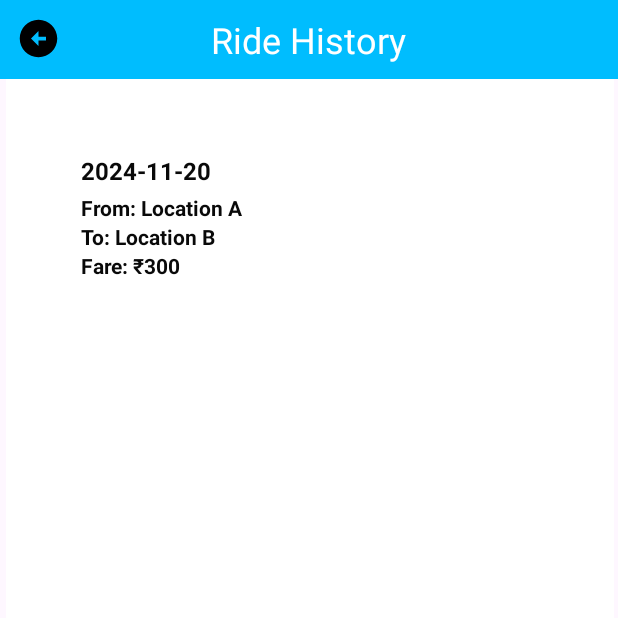
After one commit to vkalwaghe/android_dev, an Android app: the RideHistoryActivity screen opened directly, with no data from a screen before it, on a phone screen of 412 x 824 dp, the top half of it. The commit adds this screen. Run offline under Robolectric (Android 15) with nearby library versions, the phone set to English and light mode, and no system bars.

Commit message:
Commit from Vaishnavi

```diff
--- a/app/src/main/AndroidManifest.xml
+++ b/app/src/main/AndroidManifest.xml
@@ -26,7 +26,8 @@
 
         <!-- Other Activities -->
         <activity android:name=".ScanQRActivity" android:exported="false" />
-        <activity android:name=".AccountActivity" android:exported="false" />
+        <activity android:name=".activities.AccountPageActivity" android:exported="false" />
+        <activity android:name=".activities.RideHistoryActivity" />
         <activity android:name=".MainActivity" android:exported="false" />
         <activity android:name=".ProfileActivity" android:exported="false" />
         <activity
--- a/app/src/main/java/com/sanjivani/shirditaxi/AccountActivity.kt
+++ b/app/src/main/java/com/sanjivani/shirditaxi/AccountActivity.kt
@@ -18,6 +18,7 @@ import androidx.activity.result.contract.ActivityResultContracts
 import androidx.appcompat.app.AppCompatActivity
 import androidx.core.content.ContextCompat
 import com.google.firebase.auth.FirebaseAuth
+import com.sanjivani.shirditaxi.activities.RideHistoryActivity
 
 class AccountPageActivity : AppCompatActivity() {
 
@@ -31,7 +32,7 @@ class AccountPageActivity : AppCompatActivity() {
         setContentView(R.layout.activity_account)
 
         // Initialize views
-        val backButton: ImageButton = findViewById(R.id.backButton)
+        val completedRidesButton: Button=findViewById(R.id.completedRidesButton)
         val changeProfilePhotoButton: Button = findViewById(R.id.changeProfilePhotoButton)
         val myProfileButton: Button = findViewById(R.id.myProfileButton)
         val paymentStatusButton: Button = findViewById(R.id.paymentStatusButton)
@@ -47,13 +48,18 @@ class AccountPageActivity : AppCompatActivity() {
         loadProfileImage()
 
         // Back button logic
+        val backButton: ImageButton = findViewById(R.id.backButton)
         backButton.setOnClickListener {
             finish()
         }
 
-        // Navigate to ProfileActivity
         myProfileButton.setOnClickListener {
             val intent = Intent(this, ProfileActivity::class.java)
+            startActivity(intent)
+        }
+
+        completedRidesButton.setOnClickListener {
+            val intent = Intent(this, RideHistoryActivity::class.java)
             startActivity(intent)
         }
 
--- /dev/null
+++ b/app/src/main/java/com/sanjivani/shirditaxi/HomeACtivity.kt
@@ -0,0 +1,21 @@
+package com.sanjivani.shirditaxi.activities
+
+import android.content.Intent
+import android.os.Bundle
+import android.widget.Button
+import androidx.appcompat.app.AppCompatActivity
+import com.sanjivani.shirditaxi.R
+
+class AccountPageActivity : AppCompatActivity() {
+
+    override fun onCreate(savedInstanceState: Bundle?) {
+        super.onCreate(savedInstanceState)
+        setContentView(R.layout.activity_account)
+
+        val rideHistoryButton: Button = findViewById(R.id.completedRidesButton)
+        rideHistoryButton.setOnClickListener {
+            val intent = Intent(this, RideHistoryActivity::class.java)
+            startActivity(intent)
+        }
+    }
+}
--- /dev/null
+++ b/app/src/main/java/com/sanjivani/shirditaxi/Ride.kt
@@ -0,0 +1,9 @@
+package com.sanjivani.shirditaxi.models
+
+data class Ride(
+    val id: String,
+    val date: String,
+    val startLocation: String,
+    val endLocation: String,
+    val fare: String
+)
--- /dev/null
+++ b/app/src/main/java/com/sanjivani/shirditaxi/RideAdapter.kt
@@ -0,0 +1,34 @@
+package com.sanjivani.shirditaxi.adapters
+
+import android.view.LayoutInflater
+import android.view.View
+import android.view.ViewGroup
+import android.widget.TextView
+import androidx.recyclerview.widget.RecyclerView
+import com.sanjivani.shirditaxi.R
+import com.sanjivani.shirditaxi.models.Ride
+
+class RideAdapter(private val rideList: List<Ride>) : RecyclerView.Adapter<RideAdapter.RideViewHolder>() {
+
+    class RideViewHolder(itemView: View) : RecyclerView.ViewHolder(itemView) {
+        val dateTextView: TextView = itemView.findViewById(R.id.dateTextView)
+        val startLocationTextView: TextView = itemView.findViewById(R.id.startLocationTextView)
+        val endLocationTextView: TextView = itemView.findViewById(R.id.endLocationTextView)
+        val fareTextView: TextView = itemView.findViewById(R.id.fareTextView)
+    }
+
+    override fun onCreateViewHolder(parent: ViewGroup, viewType: Int): RideViewHolder {
+        val view = LayoutInflater.from(parent.context).inflate(R.layout.item_ride, parent, false)
+        return RideViewHolder(view)
+    }
+
+    override fun onBindViewHolder(holder: RideViewHolder, position: Int) {
+        val ride = rideList[position]
+        holder.dateTextView.text = ride.date
+        holder.startLocationTextView.text = "From: ${ride.startLocation}"
+        holder.endLocationTextView.text = "To: ${ride.endLocation}"
+        holder.fareTextView.text = "Fare: ${ride.fare}"
+    }
+
+    override fun getItemCount() = rideList.size
+}
--- /dev/null
+++ b/app/src/main/java/com/sanjivani/shirditaxi/RideHistoryActivity.kt
@@ -0,0 +1,34 @@
+package com.sanjivani.shirditaxi.activities
+
+import android.os.Bundle
+import android.widget.ImageButton
+import androidx.appcompat.app.AppCompatActivity
+import androidx.recyclerview.widget.LinearLayoutManager
+import androidx.recyclerview.widget.RecyclerView
+import com.sanjivani.shirditaxi.R
+import com.sanjivani.shirditaxi.adapters.RideAdapter
+import com.sanjivani.shirditaxi.models.Ride
+
+class RideHistoryActivity : AppCompatActivity() {
+
+    private lateinit var rideHistoryRecyclerView: RecyclerView
+    private lateinit var rideAdapter: RideAdapter
+
+    override fun onCreate(savedInstanceState: Bundle?) {
+        super.onCreate(savedInstanceState)
+        setContentView(R.layout.activity_ride_history)
+
+        rideHistoryRecyclerView = findViewById(R.id.rideHistoryRecyclerView)
+        rideHistoryRecyclerView.layoutManager = LinearLayoutManager(this)
+
+        // Sample ride history data
+        val rides = listOf(
+            Ride("1", "2024-11-20", "Location A", "Location B", "₹300"),
+            Ride("2", "2024-11-18", "Location C", "Location D", "₹450"),
+            Ride("3", "2024-11-15", "Location E", "Location F", "₹200")
+        )
+
+        rideAdapter = RideAdapter(rides)
+        rideHistoryRecyclerView.adapter = rideAdapter
+    }
+}
--- a/app/src/main/res/layout/activity_payment_status.xml
+++ b/app/src/main/res/layout/activity_payment_status.xml
@@ -15,15 +15,15 @@
 
     <LinearLayout
         android:id="@+id/linearLayout"
-        android:layout_width="0dp"
-        android:layout_height="wrap_content"
+        android:layout_width="377dp"
+        android:layout_height="49dp"
         android:layout_marginTop="8dp"
         android:background="@color/blue_login"
         android:gravity="center"
         android:orientation="horizontal"
         android:padding="10dp"
         app:layout_constraintEnd_toEndOf="parent"
-        app:layout_constraintHorizontal_bias="0.0"
+        app:layout_constraintHorizontal_bias="1.0"
         app:layout_constraintStart_toStartOf="parent"
         app:layout_constraintTop_toTopOf="parent">
 
--- /dev/null
+++ b/app/src/main/res/layout/activity_ride_history.xml
@@ -0,0 +1,49 @@
+<?xml version="1.0" encoding="utf-8"?>
+<androidx.constraintlayout.widget.ConstraintLayout xmlns:android="http://schemas.android.com/apk/res/android"
+    xmlns:app="http://schemas.android.com/apk/res-auto"
+    xmlns:tools="http://schemas.android.com/tools"
+    android:layout_width="match_parent"
+    android:layout_height="match_parent">
+
+    <LinearLayout
+        android:id="@+id/linearLayout2"
+        android:layout_width="match_parent"
+        android:layout_height="wrap_content"
+        android:background="#00BDFE"
+        android:gravity="center"
+        android:orientation="horizontal"
+        android:padding="10dp"
+        tools:ignore="MissingConstraints">
+
+        <TextView
+            android:layout_width="wrap_content"
+            android:layout_height="wrap_content"
+            android:text="Ride History"
+            android:textColor="#FFFFFF"
+            android:textSize="24sp" />
+    </LinearLayout>
+
+    <ImageButton
+        android:id="@+id/backButton"
+        android:layout_width="51dp"
+        android:layout_height="51dp"
+        android:background="?attr/selectableItemBackground"
+        android:contentDescription="Navigate Back"
+        android:src="@drawable/arrow_circle_left_24"
+        app:layout_constraintStart_toStartOf="parent"
+        app:layout_constraintTop_toTopOf="parent" />
+
+
+    <androidx.recyclerview.widget.RecyclerView
+        android:id="@+id/rideHistoryRecyclerView"
+        android:layout_width="405dp"
+        android:layout_height="684dp"
+        android:layout_marginTop="0dp"
+        android:background="@color/white"
+        android:padding="30dp"
+        app:layout_constraintEnd_toEndOf="parent"
+        app:layout_constraintHorizontal_bias="0.555"
+        app:layout_constraintStart_toStartOf="parent"
+        app:layout_constraintTop_toBottomOf="@+id/linearLayout2" />
+
+</androidx.constraintlayout.widget.ConstraintLayout>
--- /dev/null
+++ b/app/src/main/res/layout/item_ride.xml
@@ -0,0 +1,51 @@
+<?xml version="1.0" encoding="utf-8"?>
+<androidx.constraintlayout.widget.ConstraintLayout xmlns:android="http://schemas.android.com/apk/res/android"
+    xmlns:tools="http://schemas.android.com/tools"
+    android:layout_width="match_parent"
+    android:layout_height="match_parent">
+
+
+    <LinearLayout
+        android:layout_width="410dp"
+        android:layout_height="725dp"
+        android:background="?attr/selectableItemBackground"
+        android:orientation="vertical"
+        android:padding="20dp"
+        tools:ignore="MissingConstraints">
+
+        <TextView
+            android:id="@+id/dateTextView"
+            android:layout_width="wrap_content"
+            android:layout_height="wrap_content"
+            android:layout_marginBottom="4dp"
+            android:text="Date"
+            android:textColor="#090909"
+            android:textSize="16sp"
+            android:textStyle="bold" />
+
+        <TextView
+            android:id="@+id/startLocationTextView"
+            android:layout_width="wrap_content"
+            android:layout_height="wrap_content"
+            android:text="Start Location"
+            android:textColor="#090909"
+            android:textStyle="bold" />
+
+        <TextView
+            android:id="@+id/endLocationTextView"
+            android:layout_width="wrap_content"
+            android:layout_height="wrap_content"
+            android:text="End Location"
+            android:textColor="#090909"
+            android:textStyle="bold" />
+
+        <TextView
+            android:id="@+id/fareTextView"
+            android:layout_width="wrap_content"
+            android:layout_height="wrap_content"
+            android:text="Fare"
+            android:textColor="#090909"
+            android:textStyle="bold" />
+    </LinearLayout>
+
+</androidx.constraintlayout.widget.ConstraintLayout>
```
Also changed, not shown: app/src/main/res/drawable/img.png (added).
